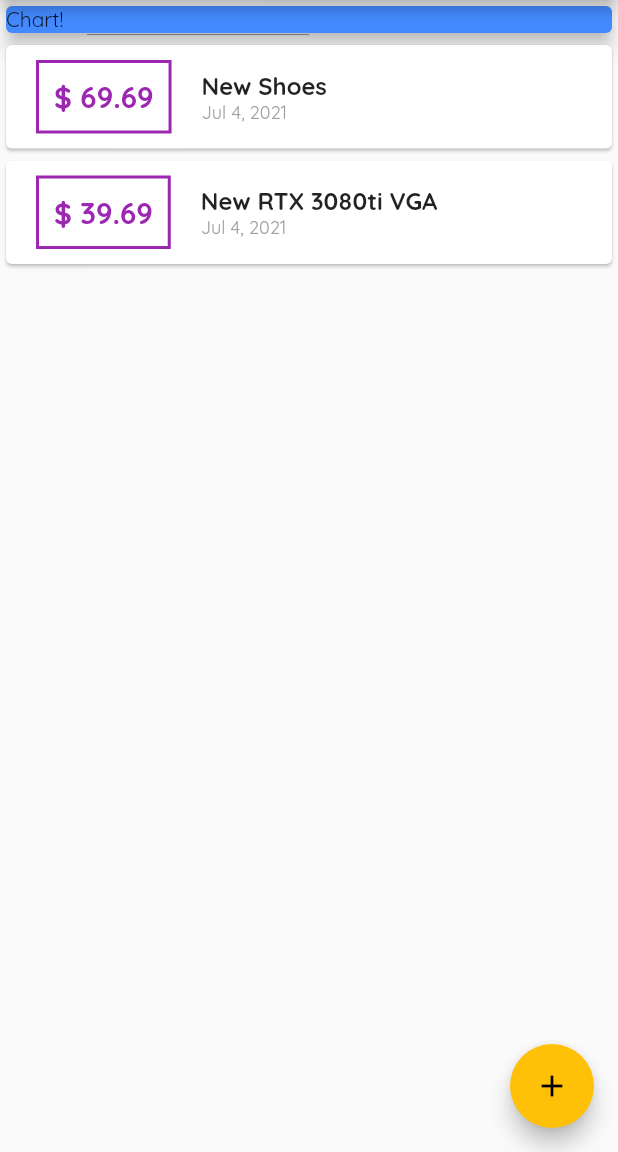
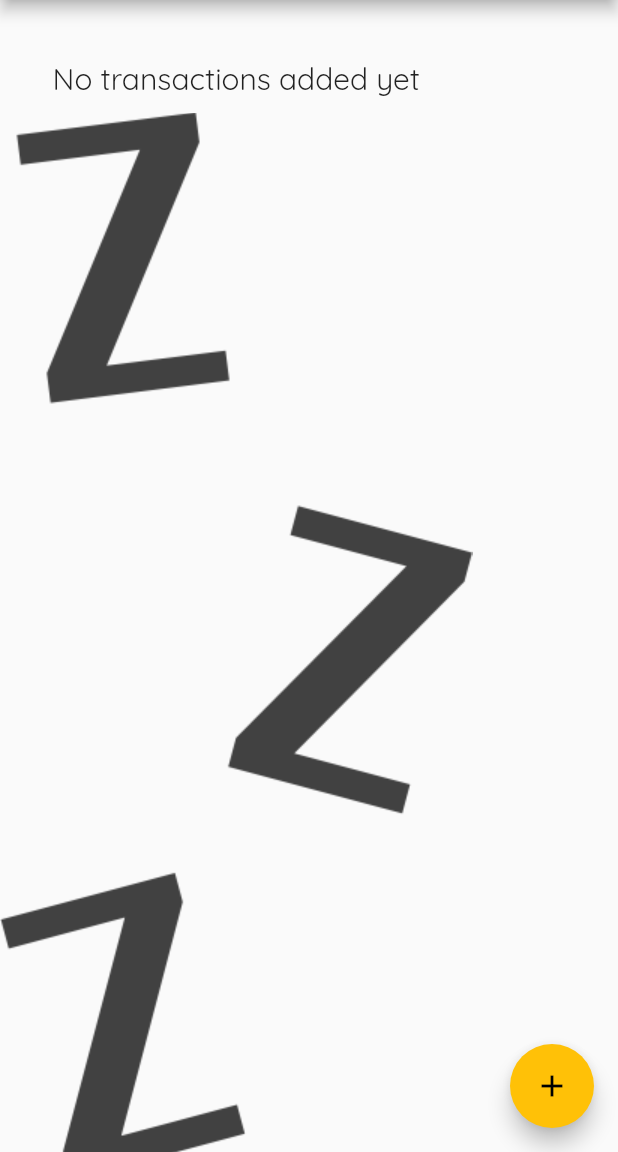
Before and after one commit to nmoragane/ExpensesApp, a Flutter app: the screen it shows after launch, on a phone screen of 412 x 824 dp, the part 84-1236 px from its top. Run offline on Flutter 3.47's test engine with Material 2 defaults, Android fonts, the phone set to English and light mode, and no system bars.

Commit message:
create chart init

```diff
--- a/lib/main.dart
+++ b/lib/main.dart
@@ -1,4 +1,5 @@
 import 'package:expenses/models/transaction.dart';
+import 'package:expenses/widgets/chart.dart';
 import 'package:expenses/widgets/new_transactions.dart';
 import 'package:expenses/widgets/transaction_list.dart';
 import 'package:expenses/widgets/user_transactions.dart';
@@ -36,14 +37,18 @@ class MyHomePage extends StatefulWidget {
 
 class _MyHomePageState extends State<MyHomePage> {
   final List<Transaction> _usertransaction = [
-    Transaction(
-        id: 't1', title: 'New Shoes', amount: 69.69, date: DateTime.now()),
-    Transaction(
-        id: 't2',
-        title: 'New RTX 3080ti VGA',
-        amount: 39.69,
-        date: DateTime.now())
+    // Transaction(
+    //     id: 't1', title: 'New Shoes', amount: 69.69, date: DateTime.now()),
+    // Transaction(
+    //     id: 't2',
+    //     title: 'New RTX 3080ti VGA',
+    //     amount: 39.69,
+    //     date: DateTime.now())
   ];
+
+  List<Transaction> get _recentTransactions {
+    return _usertransaction;
+  }
 
   void _addNewTransaction(String Txtitle, double Txamount) {
     final newTX = Transaction(
@@ -86,14 +91,7 @@ class _MyHomePageState extends State<MyHomePage> {
           mainAxisAlignment: MainAxisAlignment.start,
           crossAxisAlignment: CrossAxisAlignment.start,
           children: <Widget>[
-            Container(
-              width: double.infinity,
-              child: Card(
-                color: Colors.blueAccent,
-                elevation: 5,
-                child: Text('Chart!'),
-              ),
-            ),
+            Chart(_usertransaction),
             TransactionList(_usertransaction),
           ],
         ),
--- a/lib/widgets/chart.dart
+++ b/lib/widgets/chart.dart
@@ -0,0 +1,44 @@
+import 'package:expenses/models/transaction.dart';
+
+import 'package:flutter/material.dart';
+import 'package:intl/intl.dart';
+
+class Chart extends StatelessWidget {
+  final List<Transaction> recentTransactons;
+
+  const Chart(this.recentTransactons);
+
+  List<Map<String, Object>> get groupedTransactionValues {
+    return List.generate(7, (index) {
+      final weekDay = DateTime.now().subtract(
+        Duration(days: index),
+      );
+
+      var totalSum = 0.0;
+
+      for (var i = 0; i < recentTransactons.length; i++) {
+        if (recentTransactons[i].date.day == weekDay.day &&
+            recentTransactons[i].date.month == weekDay.month &&
+            recentTransactons[i].date.year == weekDay.year) {
+          totalSum += recentTransactons[i].amount;
+        }
+      }
+
+      return {
+        'day': DateFormat.E(weekDay),
+        'amount': totalSum,
+      };
+    });
+  }
+
+  @override
+  Widget build(BuildContext context) {
+    return Card(
+      elevation: 6,
+      margin: EdgeInsets.all(20.0),
+      child: Row(
+        children: <Widget>[],
+      ),
+    );
+  }
+}
```
